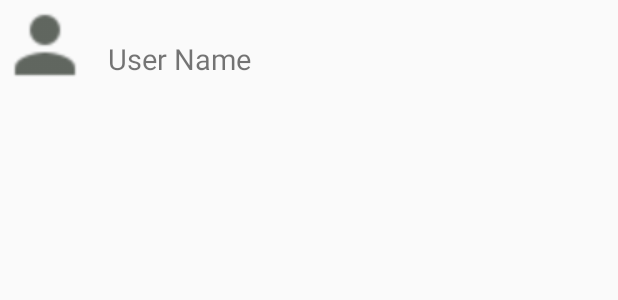
After one commit to aghos4306/messenger-app, an Android app: the layout user_search_item_layout.xml on its own in the app's theme, with its tools: preview values and no code run, on a phone screen of 412 x 824 dp. The commit adds this screen. Shown: the top 300 px of the screen. Run offline under Robolectric (Android 15) with nearby library versions, the phone set to English and light mode, and no system bars.

Commit message:
implemented functionality to search for users using fb query

```diff
--- /dev/null
+++ b/app/src/main/res/layout/user_search_item_layout.xml
@@ -0,0 +1,64 @@
+<?xml version="1.0" encoding="utf-8"?>
+<RelativeLayout xmlns:android="http://schemas.android.com/apk/res/android"
+    android:layout_width="match_parent"
+    android:layout_height="wrap_content"
+    xmlns:app="http://schemas.android.com/apk/res-auto">
+
+    <de.hdodenhof.circleimageview.CircleImageView
+        android:id="@+id/search_profile_image"
+        android:layout_width="60dp"
+        android:layout_height="60dp"
+        android:src="@drawable/ic_profile"/>
+
+    <TextView
+        android:id="@+id/search_username"
+        android:layout_width="wrap_content"
+        android:layout_height="wrap_content"
+        android:text="User Name"
+        android:layout_toRightOf="@+id/search_profile_image"
+        android:layout_centerInParent="true"
+        android:layout_marginLeft="12dp"
+        android:textSize="19sp"/>
+
+    <de.hdodenhof.circleimageview.CircleImageView
+        android:id="@+id/image_online_status"
+        android:layout_width="18dp"
+        android:layout_height="18dp"
+        app:civ_border_width="12dp"
+        app:civ_border_color="#05df29"
+        android:src="@drawable/ic_profile"
+        android:layout_below="@+id/search_username"
+        android:layout_marginTop="12dp"
+        android:layout_marginLeft="-16dp"
+        android:layout_toEndOf="@+id/search_profile_image"
+        android:layout_toRightOf="@+id/search_username"
+        android:visibility="gone"/>
+
+    <de.hdodenhof.circleimageview.CircleImageView
+        android:id="@+id/image_offline_status"
+        android:layout_width="18dp"
+        android:layout_height="18dp"
+        app:civ_border_width="12dp"
+        app:civ_border_color="#bfbfbf"
+        android:src="@drawable/ic_profile"
+        android:layout_below="@+id/search_username"
+        android:layout_marginTop="12dp"
+        android:layout_marginLeft="-16dp"
+        android:layout_toEndOf="@+id/search_profile_image"
+        android:layout_toRightOf="@+id/search_username"
+        android:visibility="gone"/>
+
+    <TextView
+        android:id="@+id/message_last"
+        android:layout_width="wrap_content"
+        android:layout_height="wrap_content"
+        android:layout_below="@+id/search_username"
+        android:layout_toRightOf="@+id/search_profile_image"
+        android:layout_marginTop="14dp"
+        android:layout_marginLeft="20dp"
+        android:padding="6dp"
+        android:textSize="19sp"
+        android:maxLines="1"
+        android:textColor="@color/colorPrimaryDark"/>
+
+</RelativeLayout>
--- a/app/src/main/res/values/strings.xml
+++ b/app/src/main/res/values/strings.xml
@@ -10,4 +10,5 @@
     <string name="register_btn">Register</string>
     <string name="login_btn">Login</string>
     <string name="logout">Logout</string>
+    <string name="search_users">Search Users...</string>
 </resources>
```
Also changed, not shown: app/src/main/java/com/aghogho/messengerappmuzz/adapterclass/UserAdapter.kt (added, +63 -0 lines), app/src/main/java/com/aghogho/messengerappmuzz/fragments/SearchFragment.kt (+104 -1 lines), app/src/main/res/layout/fragment_search.xml (+11 -6 lines).
